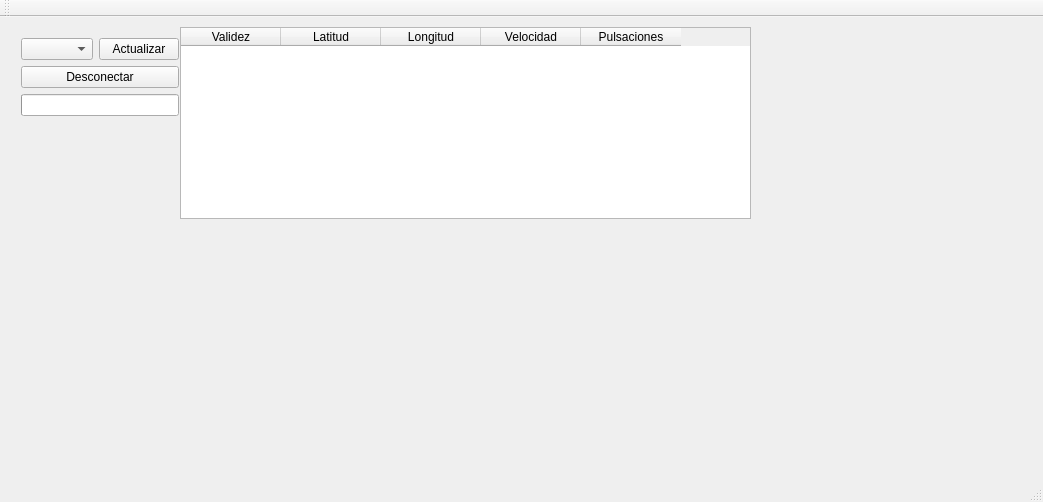
The window that mainwindow.ui (javosmar/multiserie) describes before a commit, drawn with Qt 5.
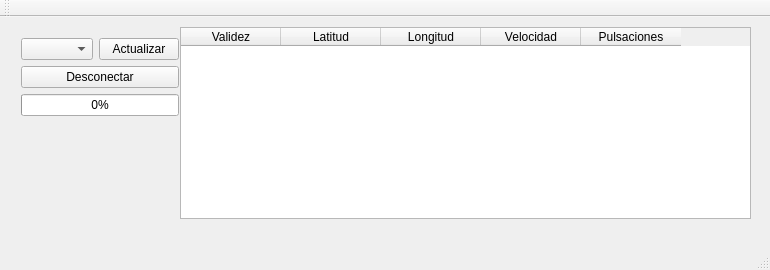
The same window after the commit.

The edit to the form file:
```diff
--- a/mainwindow.ui
+++ b/mainwindow.ui
@@ -6,8 +6,8 @@
    <rect>
     <x>0</x>
     <y>0</y>
-    <width>1043</width>
-    <height>502</height>
+    <width>770</width>
+    <height>270</height>
    </rect>
   </property>
   <property name="windowTitle">
@@ -88,7 +88,7 @@
       <x>10</x>
       <y>10</y>
       <width>162</width>
-      <height>80</height>
+      <height>91</height>
      </rect>
     </property>
     <layout class="QVBoxLayout" name="verticalLayout">
@@ -122,7 +122,7 @@
         <number>0</number>
        </property>
        <property name="textVisible">
-        <bool>false</bool>
+        <bool>true</bool>
        </property>
       </widget>
      </item>
```
Left out of the diff: 2 changed lines with no effect on the pictures.
